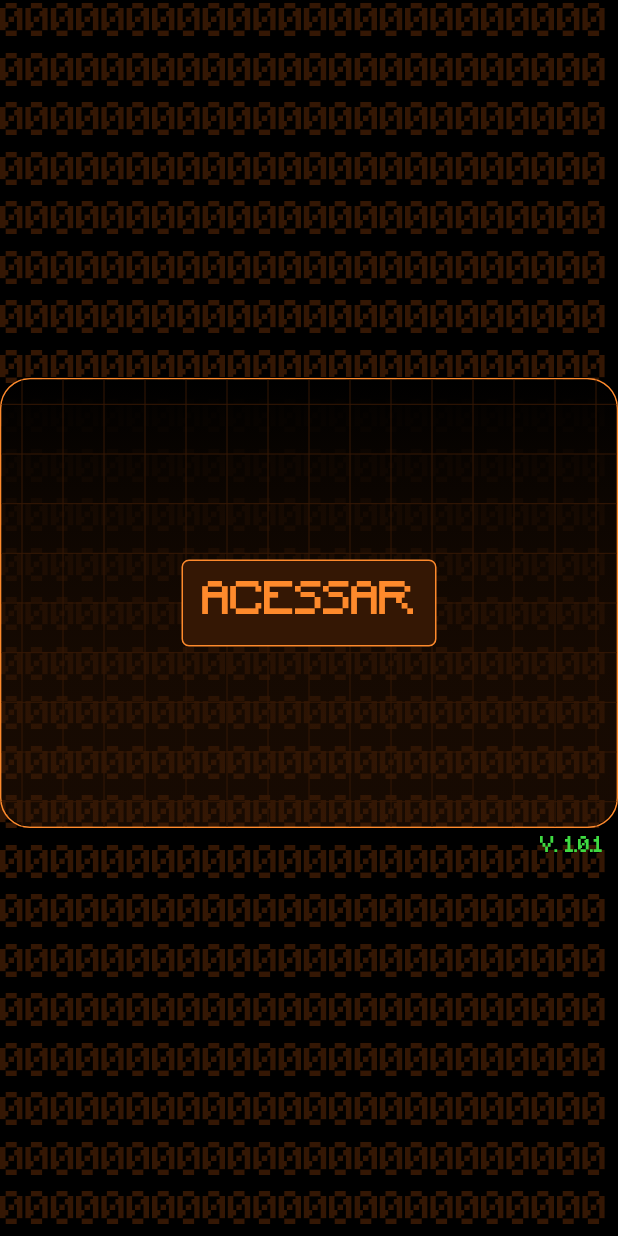
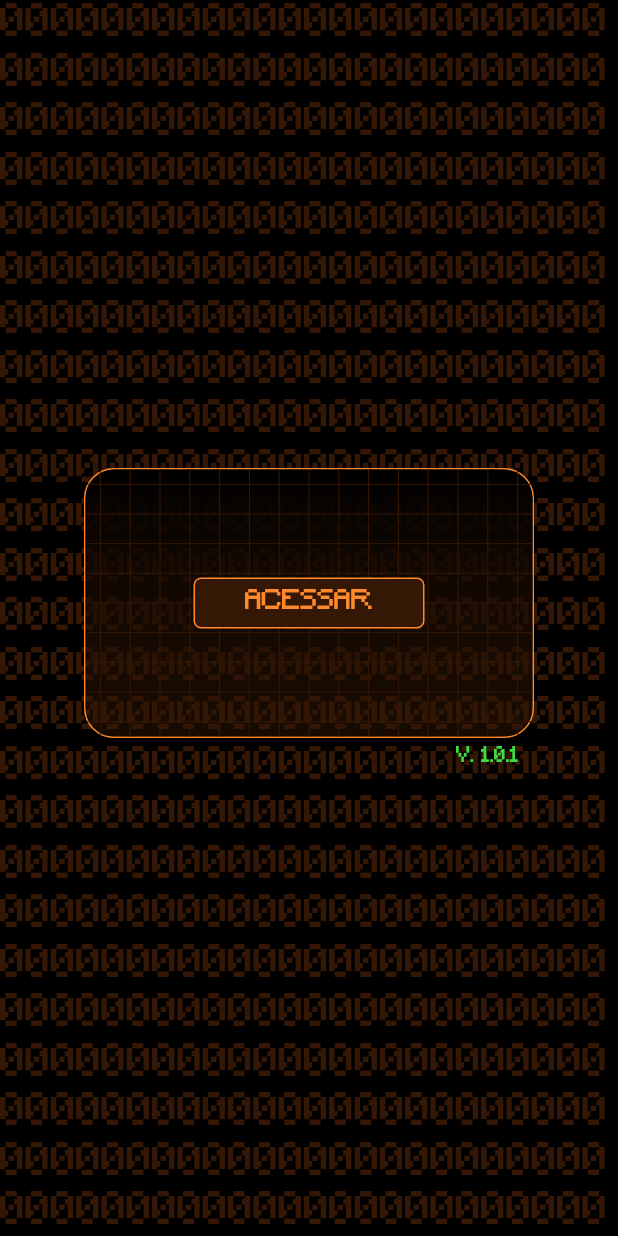
Before and after one commit to lucasbustamante/Profile_Online, a Flutter app: the screen it shows after launch, on a phone screen of 412 x 824 dp. Run offline on Flutter 3.47's test engine with Material 2 defaults, Android fonts, the phone set to English and light mode, and no system bars; drawn by our look-alikes of animated_text_kit.

Commit message:
adicionando responsividade

```diff
--- a/lib/constants.dart
+++ b/lib/constants.dart
@@ -9,7 +9,7 @@ const Apresentacao = 'Olá, tenho 28 anos e atualmente estou cursando análise e
     'habilidades e conhecimentos.';
 
 const Nome = 'Lucas';
-const Idade = 27;
+const Idade = 28;
 const Cidade = 'São Paulo - SP';
 
 dynamic idade;
--- a/lib/home.dart
+++ b/lib/home.dart
@@ -1,118 +1,41 @@
-import 'package:animated_text_kit/animated_text_kit.dart';
 import 'package:flutter/material.dart';
-import 'package:flutter_web_site/constants.dart';
-import 'package:flutter_web_site/model/buttons.dart';
-import 'package:flutter_web_site/view/infos.dart';
-import 'package:flutter_web_site/view/photo.dart';
-import 'package:flutter_web_site/colors/colors.dart';
-import 'model/liners.dart';
+import 'package:flutter_web_site/view/desktop/click_page_desktop.dart';
+import 'package:flutter_web_site/view/desktop/home_desktop.dart';
+import 'package:flutter_web_site/view/mobile/click_page_mobile.dart';
+import 'package:flutter_web_site/view/mobile/home_mobile.dart';
+import 'package:flutter_web_site/view/tablet/click_page._tablet.dart';
+import 'package:flutter_web_site/view/tablet/home_tablet.dart';
 
-class HomePage extends StatefulWidget {
-  const HomePage({Key? key}) : super(key: key);
+double deviceSize(BuildContext, context) => MediaQuery.of(context).size.width;
+
+class HomePage extends StatelessWidget {
+
+  static bool isMobile(BuildContext context) =>
+      MediaQuery.of(context).size.width < 800;
+
+  static bool isTablet(BuildContext context) =>
+      MediaQuery.of(context).size.width >= 800 &&
+  MediaQuery.of(context).size.width <= 1200;
+
+  static bool isDesktop(BuildContext context) =>
+      MediaQuery.of(context).size.width > 1200;
 
   @override
-  State<HomePage> createState() => _HomePageState();
-}
-
-class _HomePageState extends State<HomePage> {
-  @override
   Widget build(BuildContext context) {
-
-    var heightSize = MediaQuery.of(context).size.height*0.08;
-    var widthSize = MediaQuery.of(context).size.width*0.08;
-
     return Scaffold(
       backgroundColor: Colors.black,
-      body: SingleChildScrollView(
-        child: Column(
-          children: [
-            Padding(
-              padding: const EdgeInsets.symmetric(horizontal: 40, vertical: 60),
-              child: SingleChildScrollView(
-                scrollDirection: Axis.horizontal,
-                child: Row(
-                  crossAxisAlignment: CrossAxisAlignment.start,
-                  children: [
-                    Container(
-                      height: 550,
-                      width: 1020,
-                      decoration: BoxDecoration(
-                        gradient: LinearGradient(
-                            begin: Alignment.topCenter, end: Alignment.bottomCenter,
-                            colors: [Colors.black, kUnderBackground2]) ,
-                        borderRadius: BorderRadius.circular(15),
-                          border: Border.all(width: 2,
-                              color: kPrimaryColor
-                          ),
-                      ),
-child: Stack(
-  children: [
-    Liners(),
-    Center(
-      child: Container(
-        width: 800,
-        child: Column(
-          mainAxisAlignment: MainAxisAlignment.center,
-          crossAxisAlignment: CrossAxisAlignment.center,
-          children: [
-            Row(
-              children: [
-                ActionButton(Icon(Icons.info_outline, color: kPrimaryColor,)),
-                ActionButton(Icon(Icons.info_outline, color: kPrimaryColor,)),
-                ActionButton(Icon(Icons.info_outline, color: kPrimaryColor,)),
-              ],
-            ),
-            Container(
-              height: 400,
-              width: 800,
-              decoration: BoxDecoration(
-                  color: Colors.black,
-                  borderRadius: BorderRadius.only(topRight: Radius.circular(20),
-                      bottomRight: Radius.circular(20), bottomLeft: Radius.circular(20)),
-                  border: Border.all(
-                    color: kPrimaryColor,
-                  )
-              ),
-              child: Padding(
-                padding: const EdgeInsets.all(25),
-                child: SizedBox(
-                  child: DefaultTextStyle(
-                    style: const TextStyle(
-                        fontSize: 30.0,
-                        fontFamily: 'Minecraft',
-                        color: kPrimaryColor
-                    ),
-                    child: AnimatedTextKit(isRepeatingAnimation: false,
-
-                      animatedTexts: [
-                        TypewriterAnimatedText(Apresentacao),
-                      ],
-                    ),
-                  ),
-                ),
-              ),
-            ),
-          ],
-        ),
+      body: Column(
+        children: [
+          Expanded(
+            flex: 1,
+            child: isDesktop(context)
+                ? Click_Page_Desktop()
+                : isTablet(context)
+                ? Click_Page_Tablet()
+                : Click_Page_Mobile(),
+          ),
+        ],
       )
-    )
-  ],
-)
-
-                    ),
-                    Column(
-                      children: [
-                        Photo(),
-                        Infos(Nome,Idade, Cidade)
-                      ],
-                    ),
-                  ],
-                ),
-              ),
-            ),
-          ],
-        ),
-      ),
     );
   }
 }
--- a/lib/main.dart
+++ b/lib/main.dart
@@ -1,7 +1,7 @@
 import 'package:flutter/material.dart';
 
 import 'home.dart';
-import 'view/click_page.dart';
+import 'view/desktop/click_page_desktop.dart';
 
 void main(){
   runApp(MyApp());
@@ -15,7 +15,7 @@ class MyApp extends StatelessWidget {
     return MaterialApp(
       debugShowCheckedModeBanner: false,
       theme: ThemeData(fontFamily: "Minecraft",),
-      home: Click_Page(),
+      home: HomePage(),
     );
   }
 }
--- a/lib/view/click_page.dart
+++ b/lib/view/desktop/click_page_desktop.dart
@@ -1,14 +1,12 @@
-import 'package:animated_text_kit/animated_text_kit.dart';
 import 'package:flutter/material.dart';
 import 'package:flutter_web_site/colors/colors.dart';
 import 'package:flutter_web_site/view/backgroundAnimation.dart';
-import 'dart:math';
-import '../constants.dart';
-import '../model/liners.dart';
-import 'loading.dart';
+import '../../constants.dart';
+import '../../model/liners.dart';
+import '../loading.dart';
 
-class Click_Page extends StatelessWidget {
-  const Click_Page({Key? key}) : super(key: key);
+class Click_Page_Desktop extends StatelessWidget {
+  const Click_Page_Desktop({Key? key}) : super(key: key);
 
   @override
   Widget build(BuildContext context) {
--- a/lib/view/loading.dart
+++ b/lib/view/loading.dart
@@ -3,6 +3,7 @@ import 'package:flutter/material.dart';
 import 'dart:async';
 import '../colors/colors.dart';
 import '../home.dart';
+import 'mobile/home_mobile.dart';
 
 class LoadingPage extends StatefulWidget {
   const LoadingPage({Key? key}) : super(key: key);
@@ -15,7 +16,7 @@ class _LoadingPageState extends State<LoadingPage> {
   @override
   void initState() {
     Timer(Duration(seconds: 4), () {
-      Navigator.of(context).push(MaterialPageRoute(builder: (context) => HomePage()));
+      Navigator.of(context).push(MaterialPageRoute(builder: (context) => HomeMobile()));
     });
     super.initState();
   }
@@ -27,7 +28,7 @@ class _LoadingPageState extends State<LoadingPage> {
 
           child: DefaultTextStyle(
             style: const TextStyle(
-                fontSize: 70,
+                fontSize: 60,
                 fontFamily: 'Minecraft',
                 color: kPrimaryColor
             ),
--- /dev/null
+++ b/lib/view/mobile/click_page_mobile.dart
@@ -0,0 +1,73 @@
+import 'package:animated_text_kit/animated_text_kit.dart';
+import 'package:flutter/material.dart';
+import 'package:flutter_web_site/colors/colors.dart';
+import 'package:flutter_web_site/view/backgroundAnimation.dart';
+import 'dart:math';
+import '../../constants.dart';
+import '../../model/liners.dart';
+import '../loading.dart';
+
+class Click_Page_Mobile extends StatelessWidget {
+  const Click_Page_Mobile({Key? key}) : super(key: key);
+
+  @override
+  Widget build(BuildContext context) {
+
+    return Stack(
+        children: [
+          BackAnimation(),
+          Center(
+          child: SingleChildScrollView(
+            child: Column(
+              mainAxisAlignment: MainAxisAlignment.center,
+              crossAxisAlignment: CrossAxisAlignment.end,
+              children: [
+
+                Container(
+                  height: 180,
+                  width: 300,
+                  decoration: (BoxDecoration(
+
+                      borderRadius: BorderRadius.circular(20),
+                      border: Border.all(
+                          color: kPrimaryColor
+                      ))),
+                  child: Stack(
+                    children: [
+                      Liners(),
+                      Padding(
+                        padding: const EdgeInsets.all(72),
+                        child: GestureDetector(
+                          child: Container(
+                              decoration: (BoxDecoration(
+                                  color: kUnderBackground,
+                                  borderRadius: BorderRadius.circular(5),
+                                  border: Border.all(
+                                      color: kPrimaryColor
+                                  ))),
+                              child: Center(
+                                child: Text('ACESSAR', style: TextStyle(color: kPrimaryColor,
+                                    fontSize: 18),),
+                              )
+                          ),
+                          onTap: (){
+                            Navigator.push(context, MaterialPageRoute(builder: (context) => LoadingPage()),);
+                          },
+                        ),
+                      ),
+                    ],
+                  )
+                ),
+                Padding(
+                  padding: const EdgeInsets.only(right: 10,
+                      top: 5),
+                  child: Text('$version',style: TextStyle(color: kButton),),
+                )
+              ],
+            ),
+          ),
+        ),]
+
+    );
+  }
+}
```
Also changed, not shown: lib/view/desktop/home_desktop.dart (added, +119 -0 lines), lib/view/mobile/home_mobile.dart (added, +52 -0 lines), lib/view/tablet/click_page._tablet.dart (added, +75 -0 lines), lib/view/tablet/home_tablet.dart (added, +117 -0 lines).
